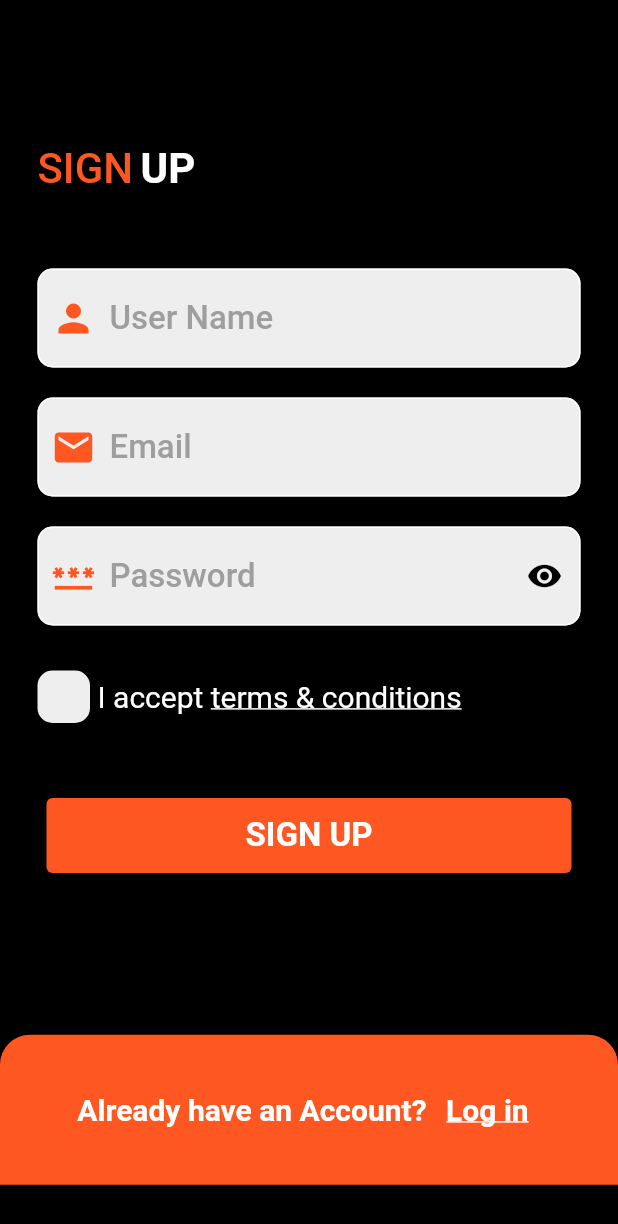
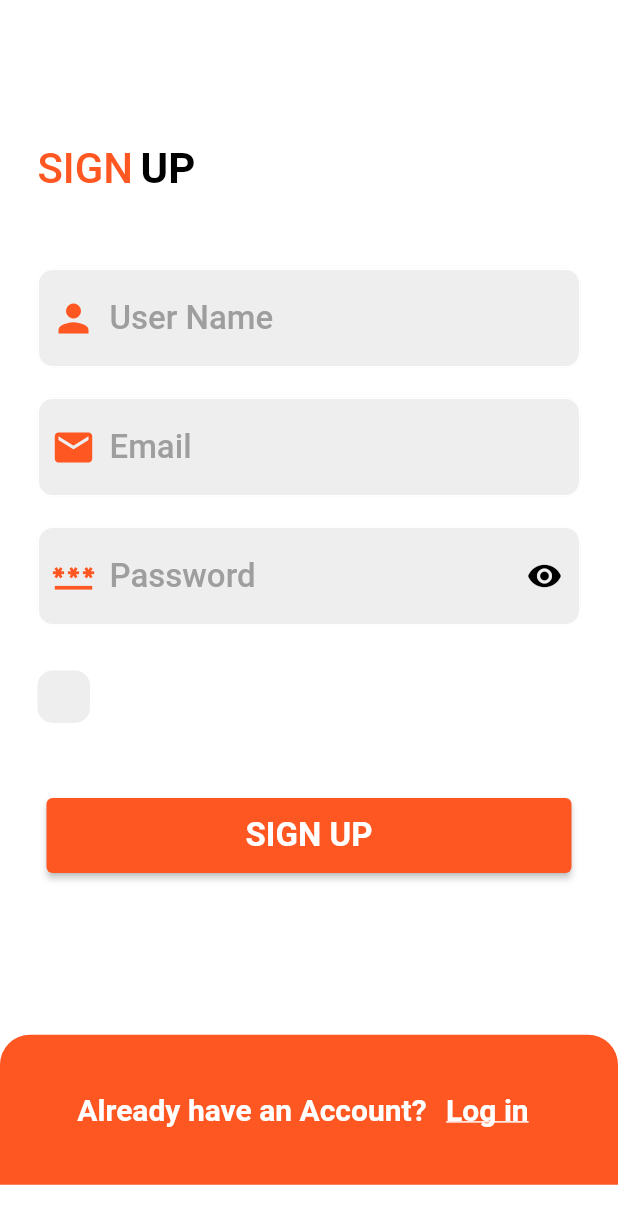
Before and after one commit to saeedBark/e_commerce, a Flutter app: the screen it shows after launch, after a tap on "Get Start", after a tap on "Sign up", on a phone screen of 412 x 824 dp. Shown: the top 1224 px of the screen. Run offline on Flutter 3.47's test engine with Material 2 defaults, Android fonts, the phone set to English and light mode, and no system bars; our stand-ins replace firebase_auth, firebase_core, get, get_storage, google_sign_in; accounts and stored records are empty; network calls fail.

Commit message:
Storage & ThemeMode

```diff
--- /dev/null
+++ b/lib/logic/controller/theme_controller.dart
@@ -0,0 +1,23 @@
+import 'package:flutter/material.dart';
+import 'package:get/get.dart';
+import 'package:get_storage/get_storage.dart';
+
+class ThemeController {
+  final GetStorage boxStorage = GetStorage();
+  final key = 'isDarkModes';
+  saveThemeDataInBox(bool isDark) {
+    boxStorage.write(key, isDark);
+  }
+
+  bool getThemeDataFromBox() {
+    return boxStorage.read<bool>(key) ?? false;
+  }
+
+  ThemeMode get themDataGet =>
+      getThemeDataFromBox() ? ThemeMode.dark:ThemeMode.light  ;
+  void changeTheme() {
+    Get.changeThemeMode(
+        getThemeDataFromBox() ? ThemeMode.light : ThemeMode.dark);
+    saveThemeDataInBox(!getThemeDataFromBox());
+  }
+}
--- a/lib/main.dart
+++ b/lib/main.dart
@@ -1,12 +1,15 @@
+import 'package:e_commerce/logic/controller/theme_controller.dart';
 import 'package:e_commerce/utils/routes/routes.dart';
-import 'package:e_commerce/view/screens/welcome_screen.dart';
+import 'package:e_commerce/utils/theme.dart';
 import 'package:firebase_core/firebase_core.dart';
 import 'package:flutter/material.dart';
 import 'package:get/get.dart';
+import 'package:get_storage/get_storage.dart';
 
 void main() async {
   WidgetsFlutterBinding.ensureInitialized();
  await Firebase.initializeApp();
+ await GetStorage.init();
   runApp(const Ecommerce());
 }
 
@@ -19,9 +22,9 @@ class Ecommerce extends StatelessWidget {
     return GetMaterialApp(
       debugShowCheckedModeBanner: false,
       title: 'Shop app',
-      theme: ThemeData(
-        primarySwatch: Colors.blue,
-      ),
+      theme:ThemeApp.light,
+      darkTheme: ThemeApp.dark,
+      themeMode: ThemeController().themDataGet,
       initialRoute: AppRoute.welcom,
       getPages: AppRoute.routes,
     );
--- a/lib/utils/routes/routes.dart
+++ b/lib/utils/routes/routes.dart
@@ -9,6 +9,7 @@ import 'package:get/get.dart';
 
 class AppRoute {
   static const welcom = Routes.welcomeScreen;
+  static const mainscreen = Routes.mainScreen;
 
   static final routes = [
     GetPage(
--- a/lib/utils/theme.dart
+++ b/lib/utils/theme.dart
@@ -2,3 +2,20 @@ import 'package:flutter/material.dart';
 
 const Color mainColor = Colors.deepOrange;
 const Color blackColor = Colors.black;
+const Color pinkColor = Colors.pink;
+
+
+
+class ThemeApp {
+  static final light = ThemeData(
+            primaryColor: mainColor,
+    brightness: Brightness.light,
+    backgroundColor: Colors.white,
+  );
+  static final dark = ThemeData(
+    primaryColor: blackColor,
+    brightness: Brightness.dark,
+    backgroundColor: blackColor,
+  );
+
+}
--- a/lib/view/screens/auth/forgot_password_screen.dart
+++ b/lib/view/screens/auth/forgot_password_screen.dart
@@ -17,7 +17,7 @@ class ForgetScreen extends StatelessWidget {
   Widget build(BuildContext context) {
     return SafeArea(
       child: Scaffold(
-        backgroundColor: Get.isDarkMode ? Colors.white : Colors.black,
+        backgroundColor: context.theme.backgroundColor,
         appBar: AppBar(
           backgroundColor: Get.isDarkMode ? Colors.white : Colors.black,
           title: Text(
--- a/lib/view/screens/auth/login_screen.dart
+++ b/lib/view/screens/auth/login_screen.dart
@@ -23,11 +23,11 @@ class LoginScreen extends StatelessWidget {
   Widget build(BuildContext context) {
     return SafeArea(
       child: Scaffold(
+        backgroundColor: context.theme.backgroundColor,
         appBar: AppBar(
-          backgroundColor: Get.isDarkMode ? Colors.white : blackColor,
+          backgroundColor: Get.isDarkMode ? blackColor:Colors.white ,
           elevation: 0,
         ),
-        backgroundColor: Get.isDarkMode ? Colors.white : blackColor,
         body: SingleChildScrollView(
           child: Form(
             key: formKey,
--- a/lib/view/screens/auth/signup_screen.dart
+++ b/lib/view/screens/auth/signup_screen.dart
@@ -29,11 +29,12 @@ class SignupScreen extends StatelessWidget {
   Widget build(BuildContext context) {
     return SafeArea(
       child: Scaffold(
+        backgroundColor: context.theme.backgroundColor,
         appBar: AppBar(
-          backgroundColor: Get.isDarkMode ? Colors.white : blackColor,
+          backgroundColor: Get.isDarkMode ?  blackColor:Colors.white ,
           elevation: 0,
         ),
-        backgroundColor: Get.isDarkMode ? Colors.white : blackColor,
+
         body: SingleChildScrollView(
           child: Column(
             children: [
@@ -63,7 +64,7 @@ class SignupScreen extends StatelessWidget {
                                 fontWeight: FontWeight.bold,
                                 text: 'UP',
                                 color:
-                                    Get.isDarkMode ? blackColor : Colors.white,
+                                    Get.isDarkMode ? Colors.white:blackColor ,
                                 underline: TextDecoration.none)
                           ],
                         ),
```
Also changed, not shown: lib/logic/controller/auth_controller.dart (+32 -1 lines), lib/logic/controller/main_controller.dart (+7 -1 lines), lib/view/screens/main_screen.dart (+17 -14 lines), lib/view/screens/setting_screen.dart (+40 -2 lines).
